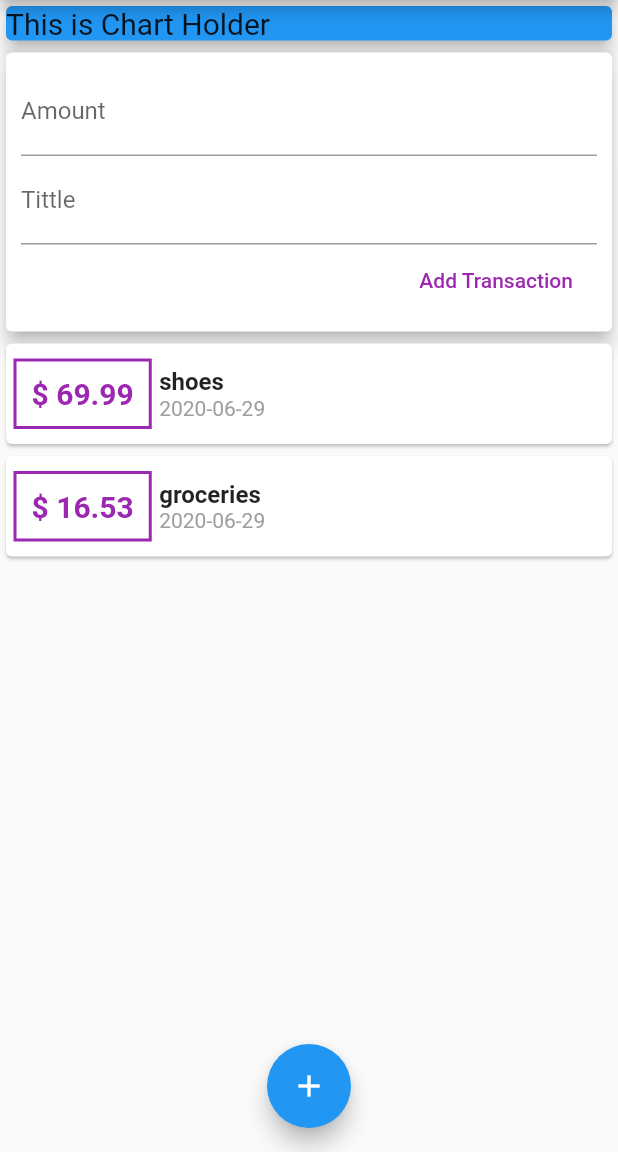
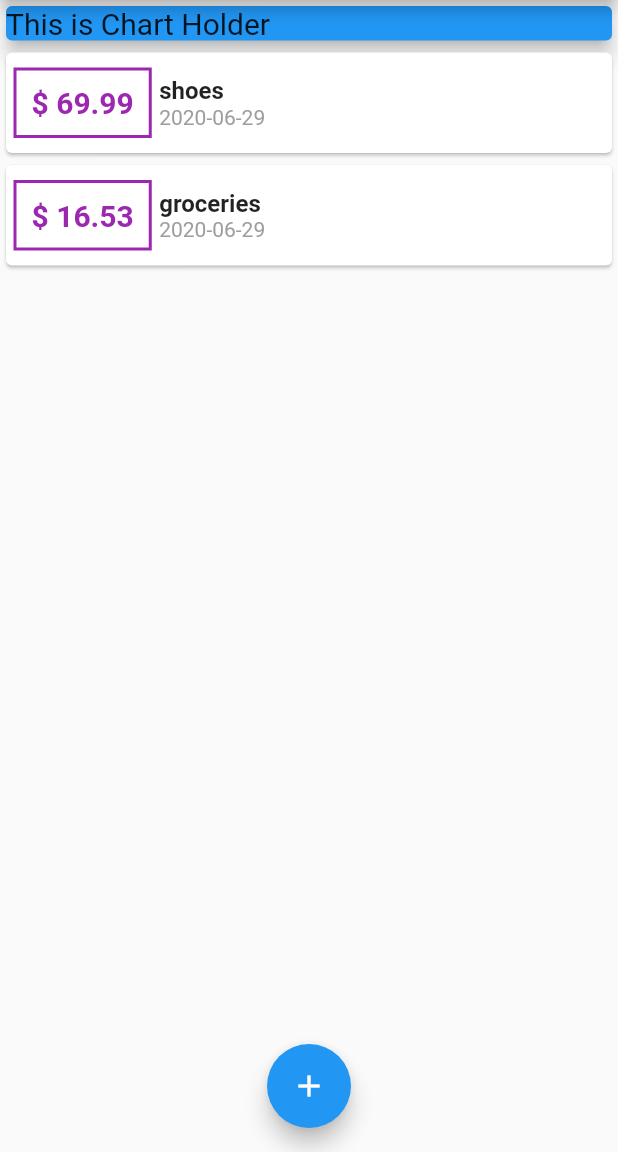
Before and after one commit to praveenbapuram/flutter_expense_calculator, a Flutter app: the screen it shows after launch, on a phone screen of 412 x 824 dp, the part 84-1236 px from its top. Run offline on Flutter 3.47's test engine with Material 2 defaults, Android fonts, the phone set to English and light mode, and no system bars.

Commit message:
1)migrating all to main.dart. 2) Introducing FloatingActionButton.

```diff
--- a/lib/main.dart
+++ b/lib/main.dart
@@ -1,5 +1,8 @@
 import 'package:flutter/material.dart';
-import 'package:flutter_expense_calculator/widgets/user_transactions.dart';
+import 'package:flutter_expense_calculator/widgets/new_transaction.dart';
+import 'package:flutter_expense_calculator/widgets/transaction_list.dart';
+
+import 'models/transaction.dart';
 
 void main() {
   runApp(MyApp());
@@ -15,11 +18,40 @@ class MyApp extends StatelessWidget {
   }
 }
 
+class MyHomePage extends StatefulWidget {
+  @override
+  _MyHomePageState createState() => _MyHomePageState();
+}
 
-class MyHomePage extends StatelessWidget {
+class _MyHomePageState extends State<MyHomePage> {
+  void _addNewTransaction(String txTittle, double txnAmount) {
+    final newTxn = new Transaction(
+        id: DateTime.now().toString(),
+        tittle: txTittle,
+        amount: txnAmount,
+        date: DateTime.now());
 
+    setState(() {
+      _usertransctions.add(newTxn);
+    });
+  }
 
+  final List<Transaction> _usertransctions = [
+    Transaction(id: 't1', tittle: 'shoes', amount: 69.99, date: DateTime.now()),
+    Transaction(
+        id: 't2', tittle: 'groceries', amount: 16.53, date: DateTime.now()),
+  ];
 
+  void _startAddNewTransaction(BuildContext ctx) {
+    showModalBottomSheet(
+        context: ctx,
+        builder: (bCtx) {
+          return GestureDetector(
+            onTap: () {},
+            child: NewTransaction(_addNewTransaction),
+          );
+        });
+  }
 
   @override
   Widget build(BuildContext context) {
@@ -29,7 +61,9 @@ class MyHomePage extends StatelessWidget {
         actions: <Widget>[
           IconButton(
             icon: Icon(Icons.add),
-            onPressed: () {},
+            onPressed: () {
+              _startAddNewTransaction(context);
+            },
           )
         ],
       ),
@@ -49,12 +83,16 @@ class MyHomePage extends StatelessWidget {
               color: Colors.blue,
               elevation: 5,
             ),
-            UserTransactions()
+            TransactionList(_usertransctions)
           ],
         ),
       ),
       floatingActionButtonLocation: FloatingActionButtonLocation.centerFloat,
-      floatingActionButton: FloatingActionButton(child: Icon(Icons.add),onPressed: (){}),
+      floatingActionButton: FloatingActionButton(
+          child: Icon(Icons.add),
+          onPressed: () {
+            _startAddNewTransaction(context);
+          }),
     );
   }
 }
--- a/lib/widgets/user_transactions.dart
+++ b/lib/widgets/user_transactions.dart
@@ -9,22 +9,11 @@ class UserTransactions extends StatefulWidget {
 }
 
 class _UserTransactionsState extends State<UserTransactions> {
-  void _addNewTransaction(String txTittle, double txnAmount) {
-    final newTxn = new Transaction(
-        id: DateTime.now().toString(),
-        tittle: txTittle,
-        amount: txnAmount,
-        date: DateTime.now());
+  List<Transaction> _usertransctions;
 
-    setState(() {
-      _usertransctions.add(newTxn);
-    });
-  }
+  Function _addNewTransaction;
 
-  final List<Transaction> _usertransctions = [
-    Transaction(id: 't1', tittle: 'shoes', amount: 69.99, date: DateTime.now()),
-    Transaction(id: 't2', tittle: 'groceries', amount: 16.53, date: DateTime.now()),
-  ];
+
 
   @override
   Widget build(BuildContext context) {
```
